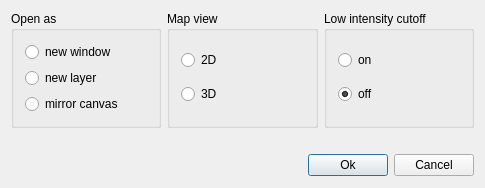
Before: the Qt Designer form source/VISUAL/DIALOGS/TOPPViewOpenDialog.ui in open-ms/all-svn-branches, drawn with Qt 5.
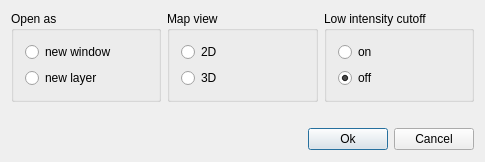
After: the same form once the commit is applied.

Commit message: changed user interface to mirror view

```diff
--- a/source/VISUAL/DIALOGS/TOPPViewOpenDialog.ui
+++ b/source/VISUAL/DIALOGS/TOPPViewOpenDialog.ui
@@ -9,7 +9,7 @@
     <x>0</x>
     <y>0</y>
     <width>485</width>
-    <height>184</height>
+    <height>161</height>
    </rect>
   </property>
   <property name="windowTitle" >
@@ -44,13 +44,6 @@
           </property>
          </widget>
         </item>
-        <item>
-         <widget class="QRadioButton" name="mirror_" >
-          <property name="text" >
-           <string>mirror canvas</string>
-          </property>
-         </widget>
-        </item>
        </layout>
       </widget>
      </item>
```
The commit also changes 21 other files.
